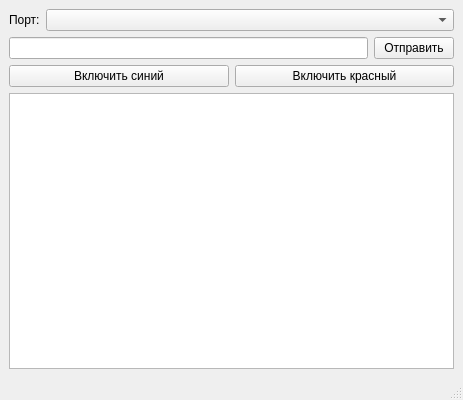
Above: Qt/mainwindow.ui from PopekaDS/ArduinoAndGUI before the change. Below: the same form after it.
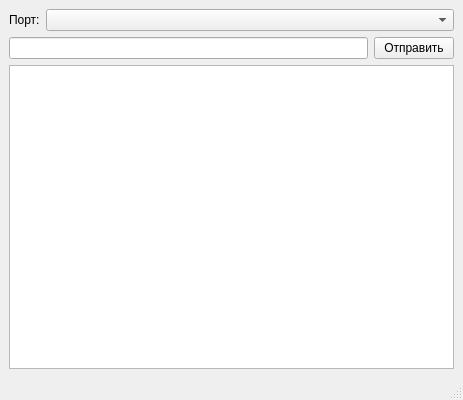
That is the form after the change.

Commit message: Убраны лишние кнопки. Добавлен вывод на плату из строки ввода

Patch:
```diff
--- a/Qt/mainwindow.ui
+++ b/Qt/mainwindow.ui
@@ -27,6 +27,9 @@
   </property>
   <widget class="QWidget" name="centralwidget">
    <layout class="QGridLayout" name="gridLayout">
+    <item row="2" column="0">
+     <widget class="QTextEdit" name="txtOutput"/>
+    </item>
     <item row="0" column="0">
      <layout class="QHBoxLayout" name="horizontalLayout">
       <item>
@@ -62,27 +65,6 @@
       </item>
      </layout>
     </item>
-    <item row="2" column="0">
-     <layout class="QHBoxLayout" name="horizontalLayout_2">
-      <item>
-       <widget class="QPushButton" name="pushButton">
-        <property name="text">
-         <string>Включить синий</string>
-        </property>
-       </widget>
-      </item>
-      <item>
-       <widget class="QPushButton" name="pushButton_2">
-        <property name="text">
-         <string>Включить красный</string>
-        </property>
-       </widget>
-      </item>
-     </layout>
-    </item>
-    <item row="3" column="0">
-     <widget class="QTextEdit" name="txtOutput"/>
-    </item>
    </layout>
   </widget>
   <widget class="QMenuBar" name="menubar">
```
Left out of the diff: 6 changed lines with no effect on the pictures. The commit also changes 3 other files.
